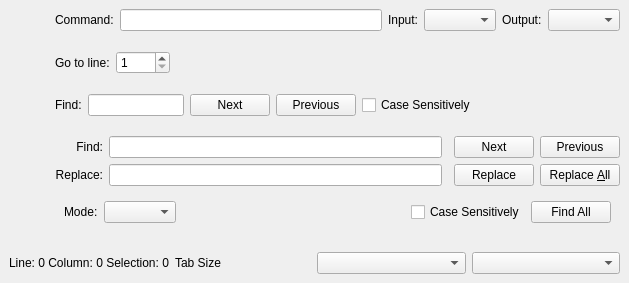
First picture: the form in resources/ui/editorstatus.ui, repository prymatex/prymatex, before the edit.
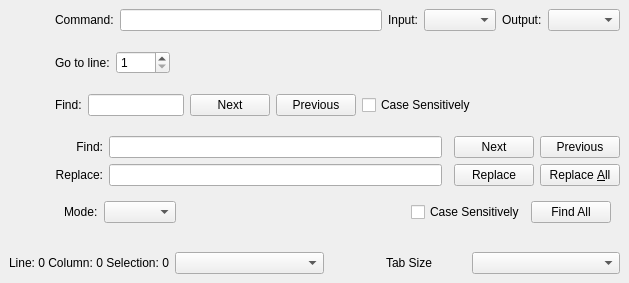
Second picture: the form after the edit. Icons and pictures are not drawn.

What changed in the file:
```diff
--- a/resources/ui/editorstatus.ui
+++ b/resources/ui/editorstatus.ui
@@ -355,16 +355,13 @@
        </widget>
       </item>
       <item>
-       <widget class="QLabel" name="labelTabSize">
+       <widget class="QComboBox" name="comboBoxSyntaxes">
         <property name="maximumSize">
          <size>
-          <width>80</width>
+          <width>250</width>
           <height>16777215</height>
          </size>
         </property>
-        <property name="text">
-         <string>Tab Size</string>
-        </property>
        </widget>
       </item>
       <item>
@@ -388,13 +385,16 @@
        </widget>
       </item>
       <item>
-       <widget class="QComboBox" name="comboBoxSyntaxes">
+       <widget class="QLabel" name="labelTabSize">
         <property name="maximumSize">
          <size>
-          <width>250</width>
+          <width>80</width>
           <height>16777215</height>
          </size>
         </property>
+        <property name="text">
+         <string>Tab Size</string>
+        </property>
        </widget>
       </item>
       <item>
```
